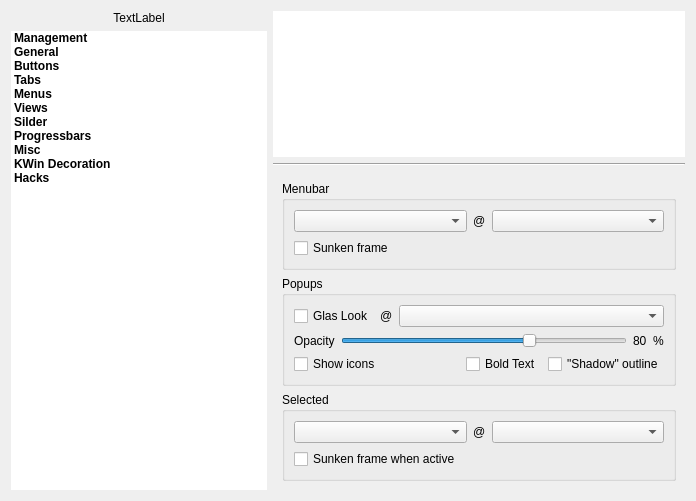
Old version of the form config/config.ui in the repository deiv/bespin-pkg.
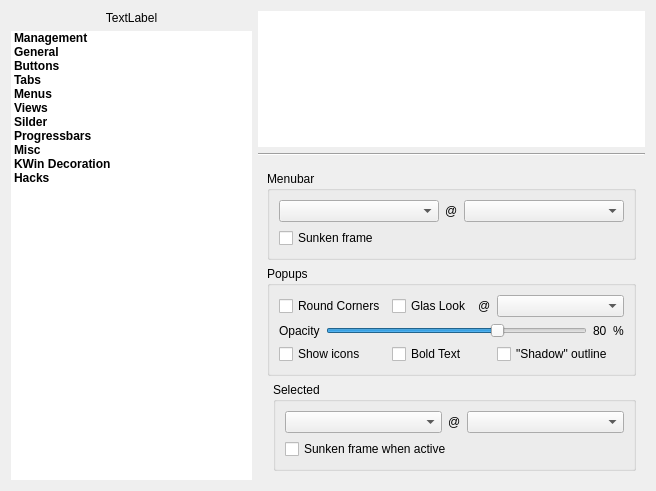
New version of the form. The open tabs and pages were chosen to show the change.

Commit message: fix qt<4.4 compile, remove extra title from xbar, option for unshaped menus

What changed in the file:
```diff
--- a/config/config.ui
+++ b/config/config.ui
@@ -5,8 +5,8 @@
    <rect>
     <x>0</x>
     <y>0</y>
-    <width>696</width>
-    <height>501</height>
+    <width>656</width>
+    <height>491</height>
    </rect>
   </property>
   <property name="sizePolicy" >
@@ -25,9 +25,7 @@
    <string>Bespin Configuration</string>
   </property>
   <layout class="QGridLayout" name="gridLayout_13" >
-   <item row="0" column="0" >
-    <layout class="QHBoxLayout" name="horizontalLayout_2" >
-     <item>
+   <item rowspan="3" row="0" column="0" >
       <layout class="QVBoxLayout" name="verticalLayout_3" >
        <property name="spacing" >
         <number>6</number>
@@ -148,9 +146,7 @@
        </item>
       </layout>
      </item>
-     <item>
-      <layout class="QVBoxLayout" name="verticalLayout_2" >
-       <item>
+   <item row="0" column="1" >
         <widget class="QTextBrowser" name="info" >
          <property name="sizePolicy" >
           <sizepolicy vsizetype="Expanding" hsizetype="Expanding" >
@@ -172,14 +168,14 @@
          </property>
         </widget>
        </item>
-       <item>
+   <item row="1" column="1" >
         <widget class="Line" name="line_2" >
          <property name="orientation" >
           <enum>Qt::Horizontal</enum>
          </property>
         </widget>
        </item>
-       <item>
+   <item row="2" column="1" >
         <widget class="QStackedWidget" name="sections" >
          <property name="sizePolicy" >
           <sizepolicy vsizetype="Preferred" hsizetype="Preferred" >
@@ -1124,8 +1120,8 @@
           </layout>
          </widget>
          <widget class="QWidget" name="Menus" >
-          <layout class="QGridLayout" name="gridLayout_18" >
-           <item row="0" column="0" >
+      <layout class="QGridLayout" name="gridLayout_10" >
+       <item row="0" column="0" colspan="2" >
             <widget class="QGroupBox" name="groupBox_5" >
              <property name="title" >
               <string>Menubar</string>
@@ -1168,27 +1164,34 @@
              </layout>
             </widget>
            </item>
-           <item row="1" column="0" >
+       <item row="1" column="0" colspan="2" >
             <widget class="QGroupBox" name="groupBox_2" >
              <property name="title" >
               <string>Popups</string>
              </property>
-             <layout class="QGridLayout" name="gridLayout_10" >
+         <layout class="QGridLayout" name="gridLayout_4" >
               <item row="0" column="0" >
+           <widget class="QCheckBox" name="menuRound" >
+            <property name="text" >
+             <string>Round Corners</string>
+            </property>
+           </widget>
+          </item>
+          <item row="0" column="1" >
                <widget class="QCheckBox" name="menuGlas" >
                 <property name="text" >
                  <string>Glas Look</string>
                 </property>
                </widget>
               </item>
-              <item row="0" column="1" >
+          <item row="0" column="2" >
                <widget class="QLabel" name="label_49" >
                 <property name="text" >
                  <string>@</string>
                 </property>
                </widget>
               </item>
-              <item row="0" column="2" colspan="3" >
+          <item row="0" column="3" >
                <widget class="QComboBox" name="crPopup" >
                 <property name="sizePolicy" >
                  <sizepolicy vsizetype="Fixed" hsizetype="Preferred" >
@@ -1204,7 +1207,7 @@
                 </property>
                </widget>
               </item>
-              <item row="1" column="0" colspan="5" >
+          <item row="1" column="0" colspan="4" >
                <layout class="QHBoxLayout" >
                 <item>
                  <widget class="QLabel" name="label_25" >
@@ -1260,21 +1263,21 @@
                 </item>
                </layout>
               </item>
-              <item row="2" column="0" colspan="3" >
+          <item row="2" column="0" >
                <widget class="QCheckBox" name="showMenuIcons" >
                 <property name="text" >
                  <string>Show icons</string>
                 </property>
                </widget>
               </item>
-              <item row="2" column="3" >
+          <item row="2" column="1" colspan="2" >
                <widget class="QCheckBox" name="menuBoldText" >
                 <property name="text" >
                  <string>Bold Text</string>
                 </property>
                </widget>
               </item>
-              <item row="2" column="4" >
+          <item row="2" column="3" >
                <widget class="QCheckBox" name="menuShadow" >
                 <property name="text" >
                  <string>"Shadow" outline</string>
@@ -1285,6 +1288,19 @@
             </widget>
            </item>
            <item row="2" column="0" >
+        <spacer>
+         <property name="orientation" >
+          <enum>Qt::Vertical</enum>
+         </property>
+         <property name="sizeHint" stdset="0" >
+          <size>
+           <width>0</width>
+           <height>0</height>
+          </size>
+         </property>
+        </spacer>
+       </item>
+       <item row="2" column="1" >
             <widget class="QGroupBox" name="groupBox" >
              <property name="title" >
               <string>Selected</string>
@@ -1327,19 +1343,6 @@
              </layout>
             </widget>
            </item>
-           <item row="3" column="0" >
-            <spacer>
-             <property name="orientation" >
-              <enum>Qt::Vertical</enum>
-             </property>
-             <property name="sizeHint" stdset="0" >
-              <size>
-               <width>0</width>
-               <height>0</height>
-              </size>
-             </property>
-            </spacer>
-           </item>
           </layout>
          </widget>
          <widget class="QWidget" name="Itemvies" >
@@ -1900,10 +1903,6 @@
           </layout>
          </widget>
         </widget>
-       </item>
-      </layout>
-     </item>
-    </layout>
    </item>
   </layout>
  </widget>
```
Lines whose indentation alone changed are shown as unchanged. The commit also changes 17 other files.
